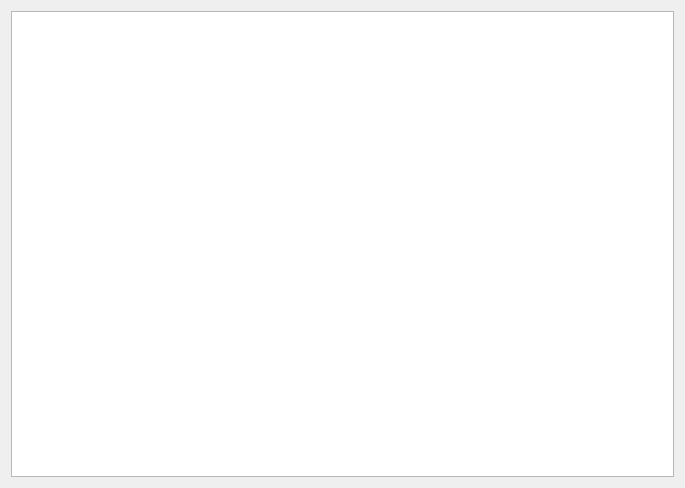
Above: amazon/floor.ui from fairynoxx/warehouse before the change. Below: the same form after it.
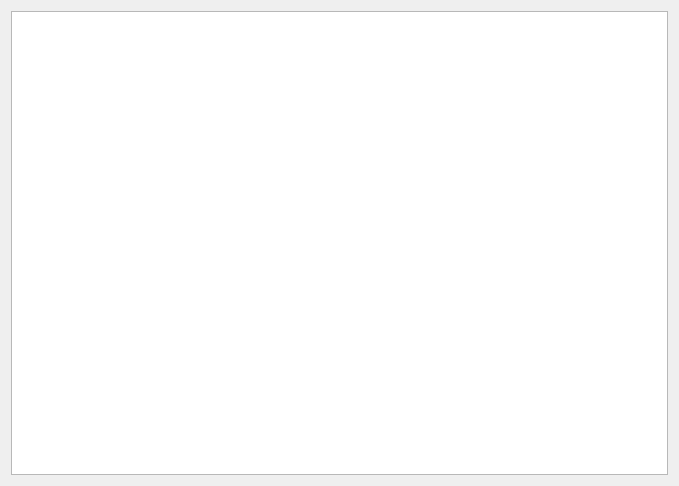
That is the form after the change.

Patch:
```diff
--- a/amazon/floor.ui
+++ b/amazon/floor.ui
@@ -6,8 +6,8 @@
    <rect>
     <x>0</x>
     <y>0</y>
-    <width>685</width>
-    <height>488</height>
+    <width>679</width>
+    <height>486</height>
    </rect>
   </property>
   <property name="windowTitle">
```
